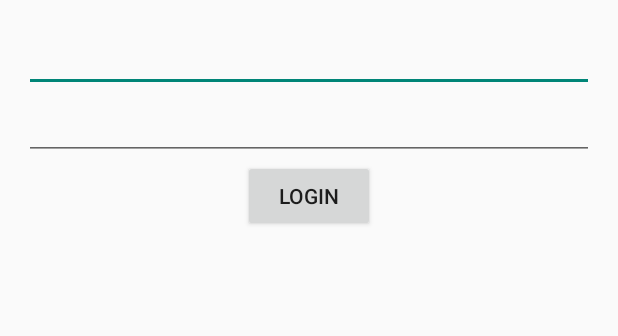
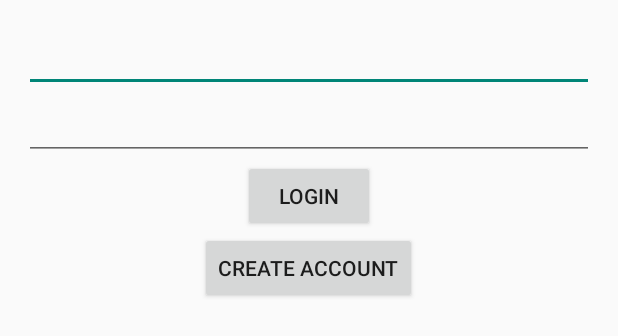
Before and after one commit to schrockblock/queuer-ghostbusters, an Android app: the layout fragment_login.xml on its own in the app's theme, with its tools: preview values and no code run, on a phone screen of 412 x 824 dp. Shown: the top 336 px of the screen. Run offline under Robolectric (Android 15) with nearby library versions, the phone set to English and light mode, and no system bars.

Commit message:
added changes from day 2 and created a create account button, not sure if its all correct

```diff
--- a/appProject/app/src/main/AndroidManifest.xml
+++ b/appProject/app/src/main/AndroidManifest.xml
@@ -14,7 +14,7 @@
         android:label="@string/app_name"
         android:theme="@style/AppTheme" >
         <activity
-            android:name="com.ghostbusters.queuer.LoginActivity"
+            android:name=".Activites.LoginActivity"
             android:label="@string/app_name" >
             <intent-filter>
                 <action android:name="android.intent.action.MAIN" />
--- a/appProject/app/src/main/res/layout/fragment_login.xml
+++ b/appProject/app/src/main/res/layout/fragment_login.xml
@@ -27,4 +27,11 @@
         android:layout_width="wrap_content"
         android:layout_height="wrap_content" />
 
+    <Button
+        android:id="@+id/btn_create_account"
+        android:text="@string/create_account_button"
+        android:layout_gravity="center"
+        android:layout_width="wrap_content"
+        android:layout_height="wrap_content" />
+
 </LinearLayout>
--- a/appProject/app/src/main/res/values/strings.xml
+++ b/appProject/app/src/main/res/values/strings.xml
@@ -5,6 +5,7 @@
     <string name="hello_world">Hello world!</string>
     <string name="action_settings">Settings</string>
     <string name="login_button">Login</string>
+    <string name="create_account_button">Create Account</string>
 
 
 
```
Also changed, not shown: appProject/app/src/main/java/com/ghostbusters/queuer/Activites/LoginActivity.java (renamed from appProject/app/src/main/java/com/ghostbusters/queuer/LoginActivity.java, +30 -10 lines), appProject/app/src/main/java/com/ghostbusters/queuer/Models/LoginManager.java (added, +32 -0 lines), appProject/app/src/main/java/com/ghostbusters/queuer/Models/LoginManagerCallback.java (added, +9 -0 lines), 1 other file.
